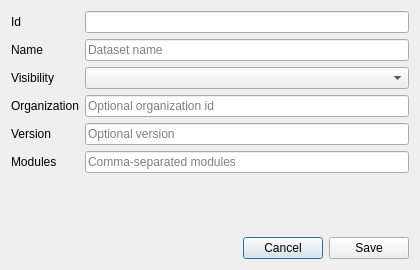
Above: planscape/resources/ui/dataset_dialog.ui from OurPlanscape/qgis-planscape-plugin before the change. Below: the same form after it.
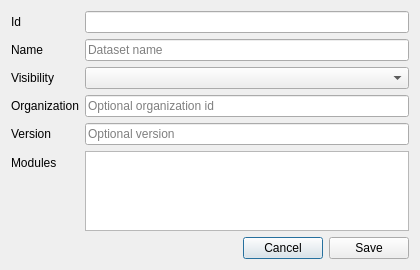
That is the form after the change.

```diff
--- a/planscape/resources/ui/dataset_dialog.ui
+++ b/planscape/resources/ui/dataset_dialog.ui
@@ -90,11 +90,7 @@
        </widget>
       </item>
       <item row="5" column="1">
-       <widget class="QLineEdit" name="modules_input">
-        <property name="placeholderText">
-         <string>Comma-separated modules</string>
-        </property>
-       </widget>
+        <widget class="QListWidget" name="modules_input"/>
       </item>
      </layout>
    </item>
```
Lines whose indentation alone changed are shown as unchanged.
